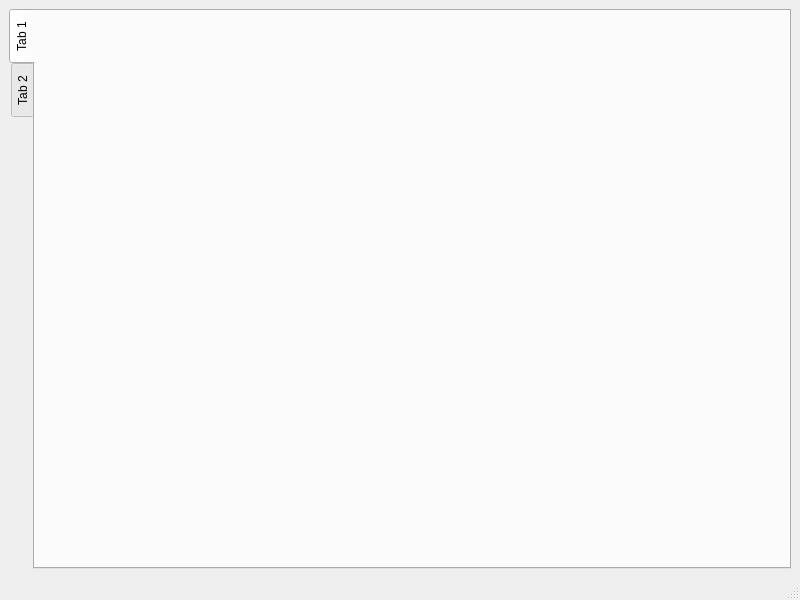
First picture: the form in panelgen/gui/mainwindow.ui, repository grplyler/panelgen, before the edit.
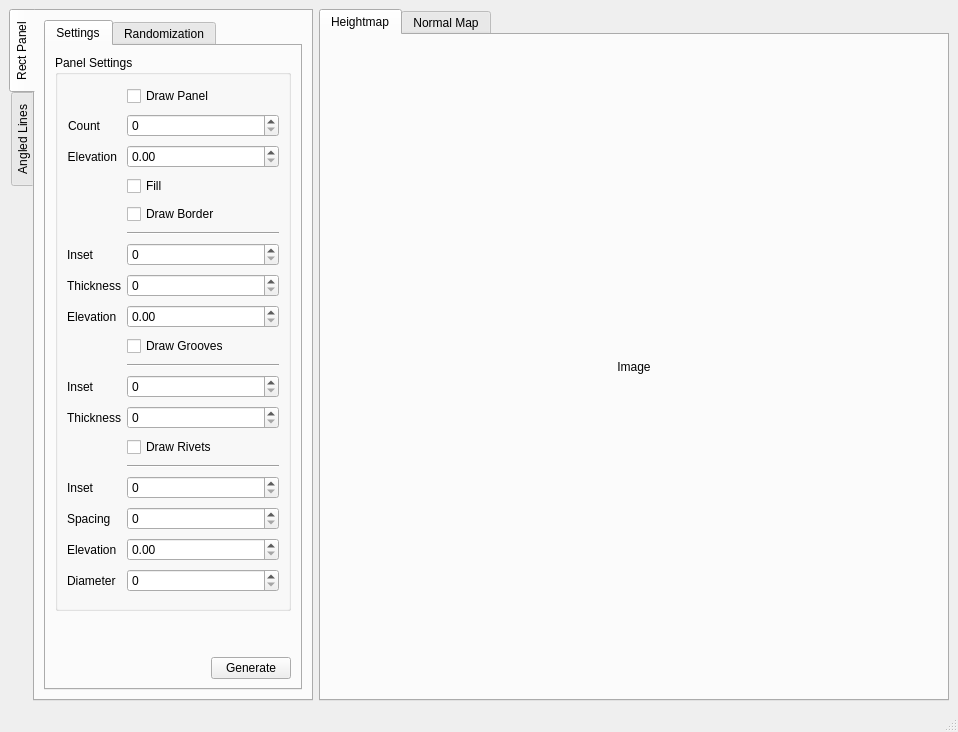
Second picture: the form after the edit.

Commit message: add generate button

Patch:
```diff
--- a/panelgen/gui/mainwindow.ui
+++ b/panelgen/gui/mainwindow.ui
@@ -6,16 +6,16 @@
    <rect>
     <x>0</x>
     <y>0</y>
-    <width>800</width>
-    <height>600</height>
+    <width>958</width>
+    <height>732</height>
    </rect>
   </property>
   <property name="windowTitle">
-   <string>MainWindow</string>
+   <string>Panel Gen v0.1</string>
   </property>
   <widget class="QWidget" name="centralwidget">
-   <layout class="QVBoxLayout" name="verticalLayout">
-    <item>
+   <layout class="QFormLayout" name="formLayout_2">
+    <item row="0" column="0">
      <widget class="QTabWidget" name="tabWidget">
       <property name="tabPosition">
        <enum>QTabWidget::West</enum>
@@ -25,16 +25,434 @@
       </property>
       <widget class="QWidget" name="tab">
        <attribute name="title">
-        <string>Tab 1</string>
+        <string>Rect Panel</string>
        </attribute>
+       <layout class="QHBoxLayout" name="horizontalLayout_4">
+        <item>
+         <widget class="QTabWidget" name="tabWidget_3">
+          <property name="sizePolicy">
+           <sizepolicy hsizetype="Minimum" vsizetype="Minimum">
+            <horstretch>0</horstretch>
+            <verstretch>0</verstretch>
+           </sizepolicy>
+          </property>
+          <property name="currentIndex">
+           <number>0</number>
+          </property>
+          <widget class="QWidget" name="tab_5">
+           <property name="sizePolicy">
+            <sizepolicy hsizetype="Minimum" vsizetype="Minimum">
+             <horstretch>1</horstretch>
+             <verstretch>1</verstretch>
+            </sizepolicy>
+           </property>
+           <attribute name="title">
+            <string>Settings</string>
+           </attribute>
+           <layout class="QVBoxLayout" name="verticalLayout_4">
+            <item>
+             <widget class="QGroupBox" name="groupBox">
+              <property name="sizePolicy">
+               <sizepolicy hsizetype="Preferred" vsizetype="Preferred">
+                <horstretch>0</horstretch>
+                <verstretch>1</verstretch>
+               </sizepolicy>
+              </property>
+              <property name="minimumSize">
+               <size>
+                <width>0</width>
+                <height>0</height>
+               </size>
+              </property>
+              <property name="maximumSize">
+               <size>
+                <width>16777215</width>
+                <height>16777215</height>
+               </size>
+              </property>
+              <property name="title">
+               <string>Panel Settings</string>
+              </property>
+              <property name="flat">
+               <bool>false</bool>
+              </property>
+              <layout class="QFormLayout" name="formLayout">
+               <item row="1" column="1">
+                <widget class="QCheckBox" name="checkBox">
+                 <property name="text">
+                  <string>Draw Panel</string>
+                 </property>
+                </widget>
+               </item>
+               <item row="2" column="0">
+                <widget class="QLabel" name="label_2">
+                 <property name="text">
+                  <string>Count</string>
+                 </property>
+                 <property name="alignment">
+                  <set>Qt::AlignRight|Qt::AlignTrailing|Qt::AlignVCenter</set>
+                 </property>
+                </widget>
+               </item>
+               <item row="2" column="1">
+                <widget class="QSpinBox" name="panel_count">
+                 <property name="sizePolicy">
+                  <sizepolicy hsizetype="Expanding" vsizetype="Fixed">
+                   <horstretch>0</horstretch>
+                   <verstretch>1</verstretch>
+                  </sizepolicy>
+                 </property>
+                </widget>
+               </item>
+               <item row="4" column="0">
+                <widget class="QLabel" name="label_3">
+                 <property name="text">
+                  <string>Elevation</string>
+                 </property>
+                 <property name="alignment">
+                  <set>Qt::AlignRight|Qt::AlignTrailing|Qt::AlignVCenter</set>
+                 </property>
+                </widget>
+               </item>
+               <item row="4" column="1">
+                <widget class="QDoubleSpinBox" name="doubleSpinBox">
+                 <property name="sizePolicy">
+                  <sizepolicy hsizetype="Expanding" vsizetype="Fixed">
+                   <horstretch>0</horstretch>
+                   <verstretch>2</verstretch>
+                  </sizepolicy>
+                 </property>
+                 <property name="singleStep">
+                  <double>0.010000000000000</double>
+                 </property>
+                </widget>
+               </item>
+               <item row="5" column="1">
+                <widget class="QCheckBox" name="checkBox_2">
+                 <property name="text">
+                  <string>Fill</string>
+                 </property>
+                </widget>
+               </item>
+               <item row="7" column="1">
+                <widget class="QCheckBox" name="checkBox_3">
+                 <property name="text">
+                  <string>Draw Border</string>
+                 </property>
+                </widget>
+               </item>
+               <item row="8" column="1">
+                <widget class="Line" name="line_2">
+                 <property name="sizePolicy">
+                  <sizepolicy hsizetype="Expanding" vsizetype="Fixed">
+                   <horstretch>1</horstretch>
+                   <verstretch>1</verstretch>
+                  </sizepolicy>
+                 </property>
+                 <property name="orientation">
+                  <enum>Qt::Horizontal</enum>
+                 </property>
+                </widget>
+               </item>
+               <item row="9" column="0">
+                <widget class="QLabel" name="label_4">
+                 <property name="text">
+                  <string>Inset</string>
+                 </property>
+                </widget>
+               </item>
+               <item row="9" column="1">
+                <widget class="QSpinBox" name="spinBox_2">
+                 <property name="sizePolicy">
+                  <sizepolicy hsizetype="Expanding" vsizetype="Fixed">
+                   <horstretch>0</horstretch>
+                   <verstretch>3</verstretch>
+                  </sizepolicy>
+                 </property>
+                </widget>
+               </item>
+               <item row="10" column="0">
+                <widget class="QLabel" name="label_5">
+                 <property name="text">
+                  <string>Thickness</string>
+                 </property>
+                </widget>
+               </item>
+               <item row="10" column="1">
+                <widget class="QSpinBox" name="spinBox_3">
+                 <property name="sizePolicy">
+                  <sizepolicy hsizetype="Expanding" vsizetype="Fixed">
+                   <horstretch>0</horstretch>
+                   <verstretch>1</verstretch>
+                  </sizepolicy>
+                 </property>
+                </widget>
+               </item>
+               <item row="11" column="0">
+                <widget class="QLabel" name="label_6">
+                 <property name="text">
+                  <string>Elevation</string>
+                 </property>
+                </widget>
+               </item>
+               <item row="11" column="1">
+                <widget class="QDoubleSpinBox" name="doubleSpinBox_2">
+                 <property name="sizePolicy">
+                  <sizepolicy hsizetype="Expanding" vsizetype="Fixed">
+                   <horstretch>0</horstretch>
+                   <verstretch>1</verstretch>
+                  </sizepolicy>
+                 </property>
+                 <property name="singleStep">
+                  <double>0.010000000000000</double>
+                 </property>
+                </widget>
+               </item>
+               <item row="13" column="1">
+                <widget class="QCheckBox" name="checkBox_4">
+                 <property name="text">
+                  <string>Draw Grooves</string>
+                 </property>
+                </widget>
+               </item>
+               <item row="14" column="1">
+                <widget class="Line" name="line_3">
+                 <property name="sizePolicy">
+                  <sizepolicy hsizetype="Expanding" vsizetype="Fixed">
+                   <horstretch>4</horstretch>
+                   <verstretch>1</verstretch>
+                  </sizepolicy>
+                 </property>
+                 <property name="orientation">
+                  <enum>Qt::Horizontal</enum>
+                 </property>
+                </widget>
+               </item>
+               <item row="15" column="0">
+                <widget class="QLabel" name="label_7">
+                 <property name="text">
+                  <string>Inset</string>
+                 </property>
+                </widget>
+               </item>
+               <item row="15" column="1">
+                <widget class="QSpinBox" name="spinBox_4">
+                 <property name="sizePolicy">
+                  <sizepolicy hsizetype="Expanding" vsizetype="Fixed">
+                   <horstretch>0</horstretch>
+                   <verstretch>1</verstretch>
+                  </sizepolicy>
+                 </property>
+                </widget>
+               </item>
+               <item row="16" column="0">
+                <widget class="QLabel" name="label_8">
+                 <property name="text">
+                  <string>Thickness</string>
+                 </property>
+                </widget>
+               </item>
+               <item row="16" column="1">
+                <widget class="QSpinBox" name="spinBox_5">
+                 <property name="sizePolicy">
+                  <sizepolicy hsizetype="Expanding" vsizetype="Fixed">
+                   <horstretch>0</horstretch>
+                   <verstretch>1</verstretch>
+                  </sizepolicy>
+                 </property>
+                </widget>
+               </item>
+               <item row="17" column="1">
+                <widget class="QCheckBox" name="checkBox_5">
+                 <property name="text">
+                  <string>Draw Rivets</string>
+                 </property>
+                </widget>
+               </item>
+               <item row="18" column="1">
+                <widget class="Line" name="line">
+                 <property name="sizePolicy">
+                  <sizepolicy hsizetype="Expanding" vsizetype="Fixed">
+                   <horstretch>1</horstretch>
+                   <verstretch>1</verstretch>
+                  </sizepolicy>
+                 </property>
+                 <property name="orientation">
+                  <enum>Qt::Horizontal</enum>
+                 </property>
+                </widget>
+               </item>
+               <item row="19" column="0">
+                <widget class="QLabel" name="label_9">
+                 <property name="text">
+                  <string>Inset</string>
+                 </property>
+                </widget>
+               </item>
+               <item row="19" column="1">
+                <widget class="QSpinBox" name="spinBox_6">
+                 <property name="sizePolicy">
+                  <sizepolicy hsizetype="Expanding" vsizetype="Fixed">
+                   <horstretch>0</horstretch>
+                   <verstretch>0</verstretch>
+                  </sizepolicy>
+                 </property>
+                </widget>
+               </item>
+               <item row="20" column="0">
+                <widget class="QLabel" name="label_10">
+                 <property name="text">
+                  <string>Spacing</string>
+                 </property>
+                </widget>
+               </item>
+               <item row="20" column="1">
+                <widget class="QSpinBox" name="spinBox_7">
+                 <property name="sizePolicy">
+                  <sizepolicy hsizetype="Expanding" vsizetype="Fixed">
+                   <horstretch>0</horstretch>
+                   <verstretch>1</verstretch>
+                  </sizepolicy>
+                 </property>
+                </widget>
+               </item>
+               <item row="21" column="0">
+                <widget class="QLabel" name="label_11">
+                 <property name="text">
+                  <string>Elevation</string>
+                 </property>
+                </widget>
+               </item>
+               <item row="21" column="1">
+                <widget class="QDoubleSpinBox" name="doubleSpinBox_3">
+                 <property name="sizePolicy">
+                  <sizepolicy hsizetype="Minimum" vsizetype="Fixed">
+                   <horstretch>0</horstretch>
+                   <verstretch>0</verstretch>
+                  </sizepolicy>
+                 </property>
+                 <property name="singleStep">
+                  <double>0.010000000000000</double>
+                 </property>
+                </widget>
+               </item>
+               <item row="24" column="0">
+                <widget class="QLabel" name="label">
+                 <property name="text">
+                  <string>Diameter</string>
+                 </property>
+                </widget>
+               </item>
+               <item row="24" column="1">
+                <widget class="QSpinBox" name="spinBox_8">
+                 <property name="sizePolicy">
+                  <sizepolicy hsizetype="Expanding" vsizetype="Fixed">
+                   <horstretch>0</horstretch>
+                   <verstretch>1</verstretch>
+                  </sizepolicy>
+                 </property>
+                </widget>
+               </item>
+              </layout>
+             </widget>
+            </item>
+            <item>
+             <spacer name="verticalSpacer">
+              <property name="orientation">
+               <enum>Qt::Vertical</enum>
+              </property>
+              <property name="sizeHint" stdset="0">
+               <size>
+                <width>20</width>
+                <height>40</height>
+               </size>
+              </property>
+             </spacer>
+            </item>
+            <item>
+             <layout class="QHBoxLayout" name="horizontalLayout_5">
+              <item>
+               <spacer name="horizontalSpacer_2">
+                <property name="orientation">
+                 <enum>Qt::Horizontal</enum>
+                </property>
+                <property name="sizeHint" stdset="0">
+                 <size>
+                  <width>40</width>
+                  <height>20</height>
+                 </size>
+                </property>
+               </spacer>
+              </item>
+              <item>
+               <widget class="QPushButton" name="generateButton">
+                <property name="text">
+                 <string>Generate</string>
+                </property>
+               </widget>
+              </item>
+             </layout>
+            </item>
+           </layout>
+          </widget>
+          <widget class="QWidget" name="tab_6">
+           <attribute name="title">
+            <string>Randomization</string>
+           </attribute>
+          </widget>
+         </widget>
+        </item>
+       </layout>
       </widget>
       <widget class="QWidget" name="tab_2">
        <attribute name="title">
-        <string>Tab 2</string>
+        <string>Angled Lines</string>
        </attribute>
+       <layout class="QVBoxLayout" name="verticalLayout_2">
+        <item>
+         <widget class="QColumnView" name="columnView">
+          <property name="resizeGripsVisible">
+           <bool>true</bool>
+          </property>
+         </widget>
+        </item>
+       </layout>
       </widget>
      </widget>
     </item>
+    <item row="0" column="1">
+     <layout class="QVBoxLayout" name="verticalLayout">
+      <item>
+       <widget class="QTabWidget" name="tabWidget_2">
+        <property name="currentIndex">
+         <number>0</number>
+        </property>
+        <widget class="QWidget" name="heightMapVBox">
+         <attribute name="title">
+          <string>Heightmap</string>
+         </attribute>
+         <layout class="QVBoxLayout" name="verticalLayout_5">
+          <item>
+           <widget class="QLabel" name="displayLabel">
+            <property name="text">
+             <string>Image</string>
+            </property>
+            <property name="alignment">
+             <set>Qt::AlignCenter</set>
+            </property>
+           </widget>
+          </item>
+         </layout>
+        </widget>
+        <widget class="QWidget" name="tab_4">
+         <attribute name="title">
+          <string>Normal Map</string>
+         </attribute>
+        </widget>
+       </widget>
+      </item>
+     </layout>
+    </item>
    </layout>
   </widget>
   <widget class="QMenuBar" name="menubar">
@@ -42,7 +460,7 @@
     <rect>
      <x>0</x>
      <y>0</y>
-     <width>800</width>
+     <width>958</width>
      <height>29</height>
     </rect>
    </property>
```
The commit also changes 4 other files.
